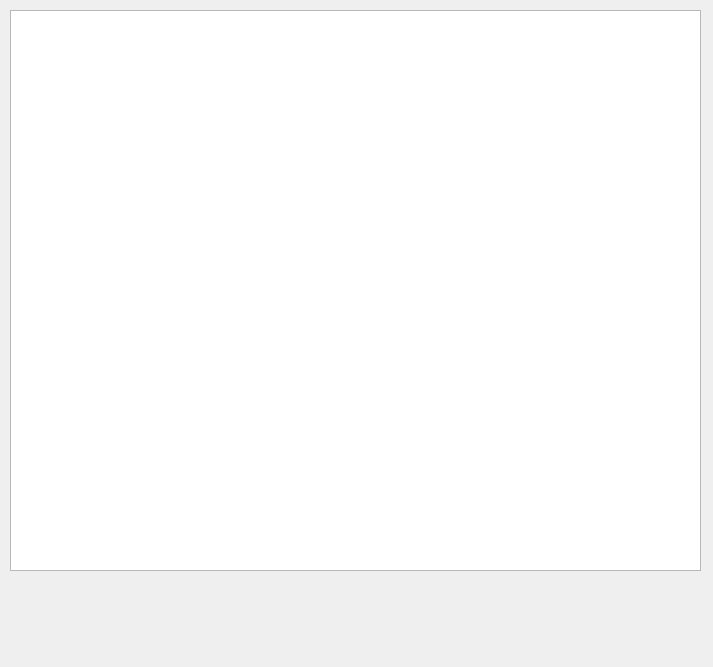
keyoflouis/MemWord, file MemWord/selectwordwidget.ui: the form before one commit.
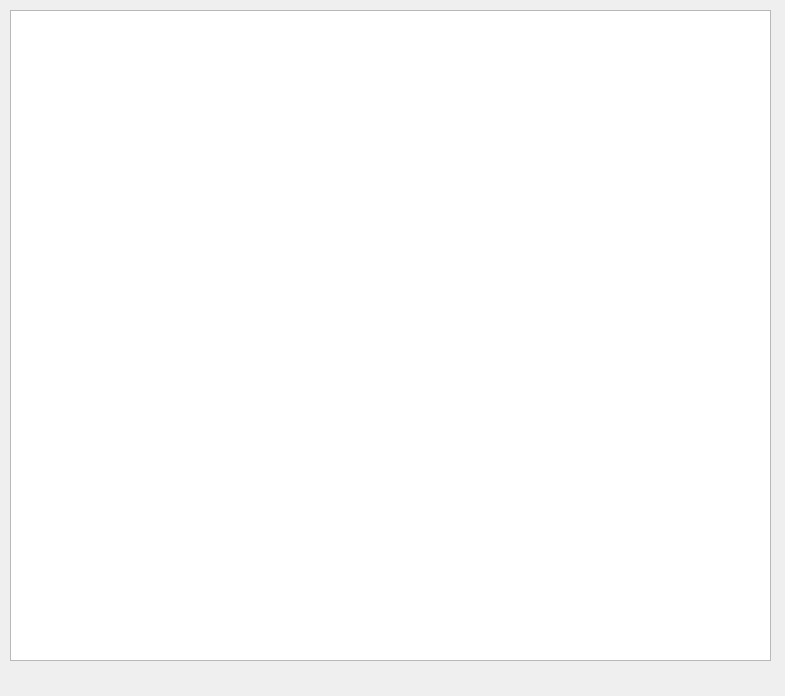
The form after the commit.

```diff
--- a/MemWord/selectwordwidget.ui
+++ b/MemWord/selectwordwidget.ui
@@ -6,8 +6,8 @@
    <rect>
     <x>0</x>
     <y>0</y>
-    <width>713</width>
-    <height>667</height>
+    <width>785</width>
+    <height>696</height>
    </rect>
   </property>
   <property name="windowTitle">
@@ -18,8 +18,8 @@
     <rect>
      <x>10</x>
      <y>10</y>
-     <width>691</width>
-     <height>561</height>
+     <width>761</width>
+     <height>651</height>
     </rect>
    </property>
   </widget>
```
